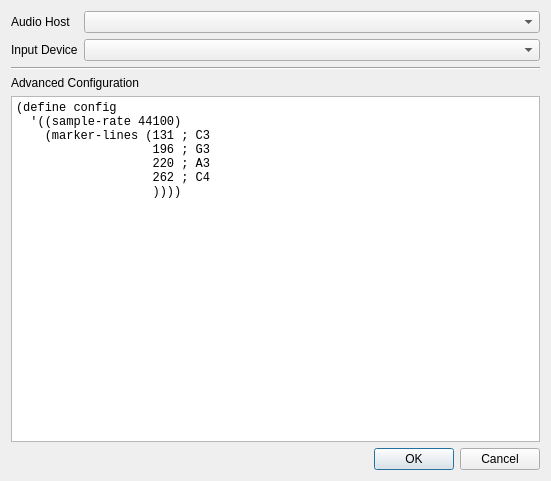
Before: the Qt Designer form configuration.ui in sarahkw/swgetf0, drawn with Qt 5.
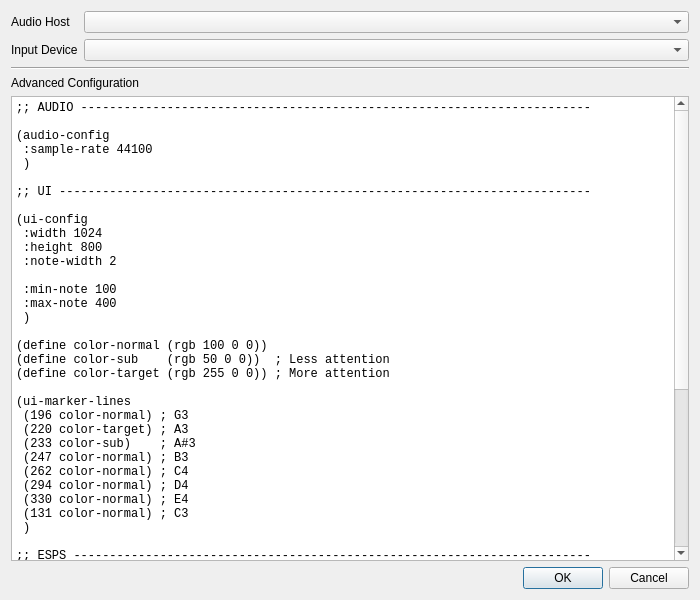
After: the same form once the commit is applied.

Commit message: Draft of configuration file

```diff
--- a/configuration.ui
+++ b/configuration.ui
@@ -6,8 +6,8 @@
    <rect>
     <x>0</x>
     <y>0</y>
-    <width>551</width>
-    <height>481</height>
+    <width>700</width>
+    <height>600</height>
    </rect>
   </property>
   <property name="windowTitle">
@@ -63,13 +63,55 @@
       </font>
      </property>
      <property name="plainText">
-      <string>(define config
-  '((sample-rate 44100)
-    (marker-lines (131 ; C3
-                   196 ; G3
-                   220 ; A3
-                   262 ; C4
-                   ))))
+      <string>;; AUDIO -----------------------------------------------------------------------
+
+(audio-config
+ :sample-rate 44100
+ )
+
+;; UI --------------------------------------------------------------------------
+
+(ui-config
+ :width 1024
+ :height 800
+ :note-width 2
+
+ :min-note 100
+ :max-note 400
+ )
+
+(define color-normal (rgb 100 0 0))
+(define color-sub    (rgb 50 0 0))  ; Less attention
+(define color-target (rgb 255 0 0)) ; More attention
+
+(ui-marker-lines
+ (196 color-normal) ; G3
+ (220 color-target) ; A3
+ (233 color-sub)    ; A#3
+ (247 color-normal) ; B3
+ (262 color-normal) ; C4
+ (294 color-normal) ; D4
+ (330 color-normal) ; E4
+ (131 color-normal) ; C3
+ )
+
+;; ESPS ------------------------------------------------------------------------
+
+(esps-config
+ :cand-thresh 0.3    ; only correlation peaks above this are considered
+ :lag-weight  0.3    ; degree to which shorter lags are weighted
+ :freq-weight 0.02   ; weighting given to F0 trajectory smoothness
+ :trans-cost  0.005  ; fixed cost for a voicing-state transition
+ :trans-amp   0.5    ; amplitude-change-modulated VUV trans. cost
+ :trans-spec  0.5    ; spectral-change-modulated VUV trans. cost
+ :voice-bias  0.0    ; fixed bias towards the voiced hypothesis
+ :double-cost 0.35   ; cost for octave F0 jumps
+ :min-f0      50     ; min. F0 to search for (Hz)
+ :max-f0      550    ; max. F0 to search for (Hz)
+ :frame-step  0.01   ; inter-frame-interval (sec)
+ :wind-dur    0.0075 ; duration of correlation window (sec)
+ :n-cands     20     ; max. # of F0 cands. to consider at each frame
+ )
 </string>
      </property>
     </widget>
```
